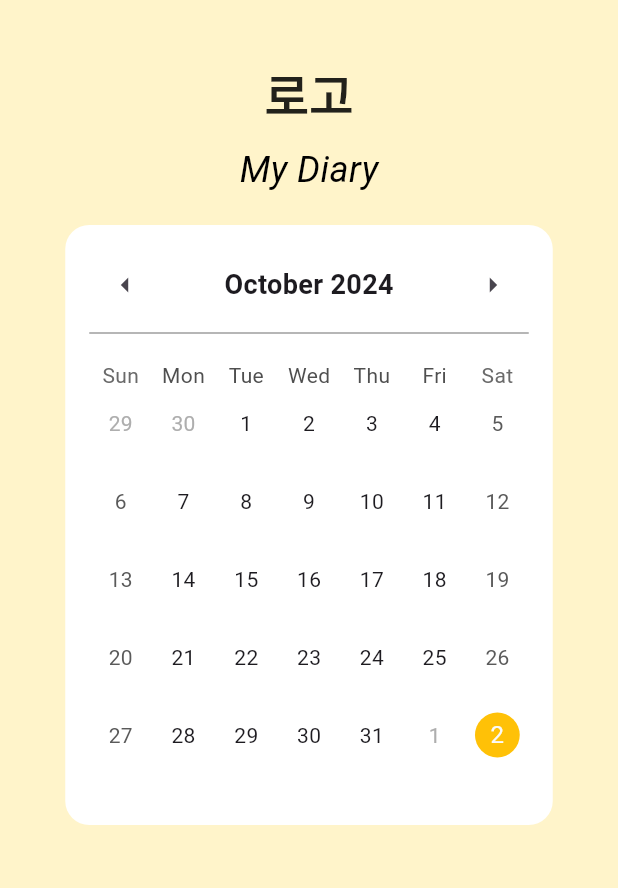
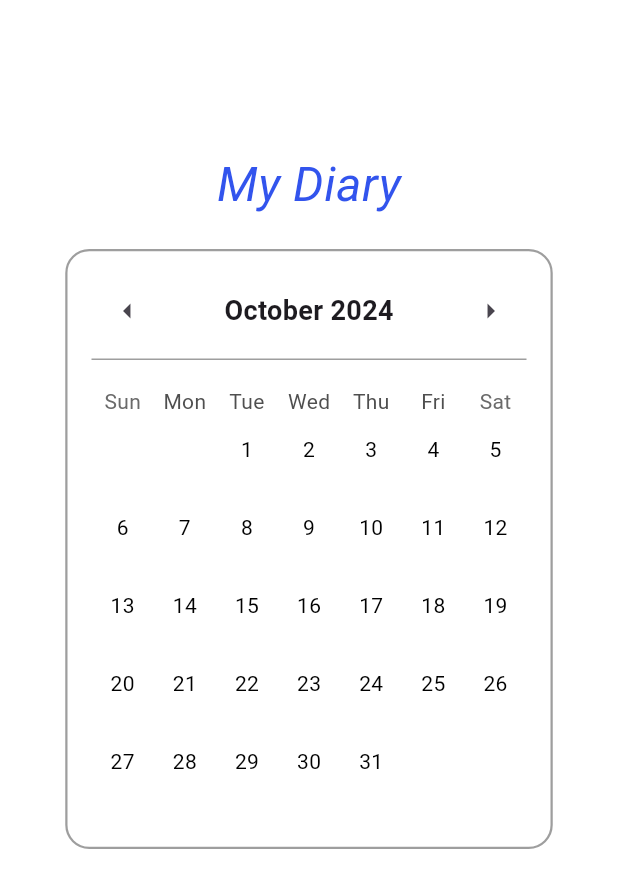
Before and after one commit to 2024-Uni-D/FE, a Flutter app: the MyDiaryScreen screen opened directly, after a tap on the "arrow left" icon, on a phone screen of 412 x 824 dp. Shown: the top 888 px of the screen. Run offline on Flutter 3.47's test engine with Material 3 defaults, Android fonts, the phone set to English and light mode, and no system bars; drawn by our look-alikes of table_calendar; our stand-ins replace flutter_svg.

Commit message:
Fix : change calendar emote color /#25

```diff
--- a/flutter_application_1/lib/screens/calendar_page.dart
+++ b/flutter_application_1/lib/screens/calendar_page.dart
@@ -9,39 +9,54 @@ class MyDiaryScreen extends StatefulWidget {
 
 class _MyDiaryScreenState extends State<MyDiaryScreen> {
   DateTime _focusedDay = DateTime.now();
-  DateTime? _selectedDay;
+
+  // 가상의 JSON 데이터를 Map 형태로 변환
+  Map<String, int> dayStatus = {
+    "2024-11-01": 0,
+    "2024-11-02": 1,
+    "2024-11-03": 2,
+  };
 
   // 포맷팅된 날짜를 가져오는 함수
   String getFormattedDate() {
     return DateFormat('MMMM yyyy').format(_focusedDay); // 예: October 2024
   }
 
+  // 각 날짜에 대해 강조 색상 반환 함수
+  Color getHighlightColor(DateTime day) {
+    String dayKey = DateFormat('yyyy-MM-dd').format(day);
+    int? status = dayStatus[dayKey];
+
+    switch (status) {
+      case 2:
+        return Color(0xFF4FE084); // 2일 경우 연두색
+      case 0:
+        return Color(0xFFF58282); // 0일 경우 빨간색
+      case 1:
+        return Color(0xFFD9D9D9); // 1일 경우 회색
+      default:
+        return Colors.transparent; // 상태가 없으면 투명
+    }
+  }
+
   @override
   Widget build(BuildContext context) {
     return Scaffold(
-      backgroundColor: Color(0xFFFFF4CA),
+      backgroundColor: Colors.white,
       body: Center(
         child: Column(
           children: [
-            SizedBox(height: 40),
-            Text(
-              '로고',
-              style: TextStyle(
-                fontSize: 32,
-                fontWeight: FontWeight.bold,
-                color: Colors.black87,
-              ),
-            ),
-            SizedBox(height: 10),
+            SizedBox(height: 100),
             Text(
               'My Diary',
               style: TextStyle(
-                fontSize: 24,
+                fontSize: 32,
                 fontStyle: FontStyle.italic,
-                color: Colors.black,
+                color: Color(0xFF3254ED),
               ),
             ),
             SizedBox(height: 20),
+            // 전체 흰색 배경을 감싸는 Container에 테두리 추가
             Container(
               width: 325,
               height: 400,
@@ -49,6 +64,7 @@ class _MyDiaryScreenState extends State<MyDiaryScreen> {
               decoration: BoxDecoration(
                 color: Colors.white,
                 borderRadius: BorderRadius.circular(16.0),
+                border: Border.all(color: Colors.grey, width: 1.5),
               ),
               child: Column(
                 children: [
@@ -91,19 +107,11 @@ class _MyDiaryScreenState extends State<MyDiaryScreen> {
                   ),
                   Divider(color: Colors.grey),
                   SizedBox(height: 10),
+                  // 달력
                   TableCalendar(
                     firstDay: DateTime.utc(2000, 1, 1),
                     lastDay: DateTime.utc(2100, 12, 31),
                     focusedDay: _focusedDay,
-                    selectedDayPredicate: (day) {
-                      return isSameDay(_selectedDay, day);
-                    },
-                    onDaySelected: (selectedDay, focusedDay) {
-                      setState(() {
-                        _selectedDay = selectedDay;
-                        _focusedDay = focusedDay;
-                      });
-                    },
                     onPageChanged: (focusedDay) {
                       setState(() {
                         _focusedDay = focusedDay; // 스크롤된 월로 업데이트
@@ -117,13 +125,29 @@ class _MyDiaryScreenState extends State<MyDiaryScreen> {
                     }, // 월 단위로만 고정
                     calendarStyle: CalendarStyle(
                       todayDecoration: BoxDecoration(
-                        color: Colors.amber,
+                        color: getHighlightColor(DateTime.now()),
                         shape: BoxShape.circle,
                       ),
-                      selectedDecoration: BoxDecoration(
-                        color: Colors.orange,
-                        shape: BoxShape.circle,
-                      ),
+                      outsideDaysVisible: false, // 월에 포함되지 않는 날 표시 안 함
+                      todayTextStyle:
+                          TextStyle(color: Colors.black), // 오늘 날짜의 텍스트 스타일 검정색
+                    ),
+                    calendarBuilders: CalendarBuilders(
+                      defaultBuilder: (context, day, focusedDay) {
+                        return Container(
+                          decoration: BoxDecoration(
+                            color: getHighlightColor(day), // 강조 색상 설정
+                            shape: BoxShape.circle,
+                          ),
+                          margin: EdgeInsets.all(4.0),
+                          alignment: Alignment.center,
+                          child: Text(
+                            day.day.toString(),
+                            style: TextStyle(
+                                color: Colors.black), // 모든 날짜의 폰트 색상 검정색
+                          ),
+                        );
+                      },
                     ),
                   ),
                 ],
```
